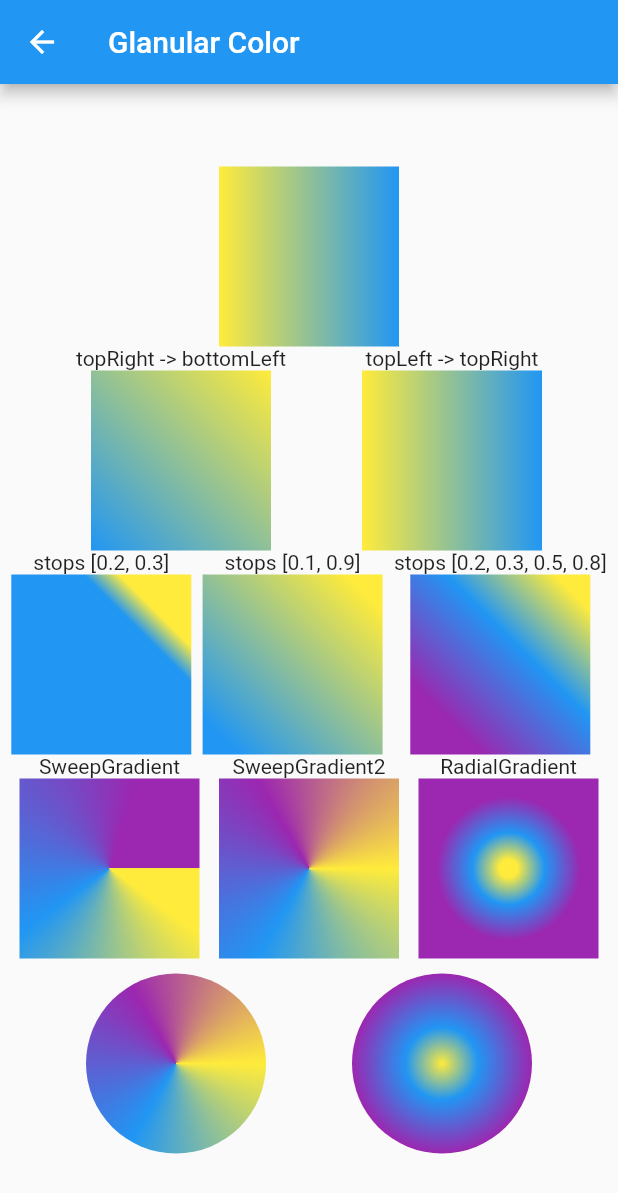
After one commit to yuto-yuto/flutter_samples, a Flutter app: the GradientColor screen opened directly, on a phone screen of 412 x 824 dp. The commit adds this screen. Shown: the top 1193 px of the screen. Run offline on Flutter 3.47's test engine with Material 2 defaults, Android fonts, the phone set to English and light mode, and no system bars; our stand-ins replace equatable, firebase_auth, firebase_core, fl_chart, flutter_bloc, flutter_hooks and 5 more; missing offline and left inert: googleapis, grouped_expansion_tile; accounts and stored records are empty.

Commit message:
add color things

```diff
--- /dev/null
+++ b/lib/gradient_color.dart
@@ -0,0 +1,264 @@
+import 'package:flutter/material.dart';
+
+class GradientColor extends StatelessWidget {
+  const GradientColor({Key? key}) : super(key: key);
+
+  @override
+  Widget build(BuildContext context) {
+    return SafeArea(
+      child: Scaffold(
+        appBar: AppBar(
+          title: Text("Glanular Color"),
+        ),
+        body: Center(
+          child: SingleChildScrollView(
+            child: Column(
+              crossAxisAlignment: CrossAxisAlignment.center,
+              children: [
+                linearWithoutParam(),
+                withBeginAndEnd(),
+                withStops(),
+                differentGradientType(),
+                SizedBox(height: 10),
+                withCircle(),
+              ],
+            ),
+          ),
+        ),
+      ),
+    );
+  }
+
+  Widget linearWithoutParam() {
+    return Container(
+      width: 120,
+      height: 120,
+      decoration: BoxDecoration(
+        gradient: LinearGradient(
+          colors: [
+            Colors.yellow,
+            Colors.blue,
+          ],
+        ),
+      ),
+    );
+  }
+
+  Widget withBeginAndEnd() {
+    return Row(
+      mainAxisAlignment: MainAxisAlignment.spaceEvenly,
+      children: [
+        Column(
+          children: [
+            Text("topRight -> bottomLeft"),
+            Container(
+              width: 120,
+              height: 120,
+              decoration: BoxDecoration(
+                gradient: LinearGradient(
+                  colors: [
+                    Colors.yellow,
+                    Colors.blue,
+                  ],
+                  begin: Alignment.topRight,
+                  end: Alignment.bottomLeft,
+                ),
+              ),
+            ),
+          ],
+        ),
+        Column(
+          children: [
+            Text("topLeft -> topRight"),
+            Container(
+              width: 120,
+              height: 120,
+              decoration: BoxDecoration(
+                gradient: LinearGradient(
+                  colors: [
+                    Colors.yellow,
+                    Colors.blue,
+                  ],
+                  begin: Alignment.topLeft,
+                  end: Alignment.topRight,
+                ),
+              ),
+            ),
+          ],
+        ),
+      ],
+    );
+  }
+
+  Widget withStops() {
+    return Row(
+      mainAxisAlignment: MainAxisAlignment.spaceEvenly,
+      children: [
+        Column(
+          children: [
+            Text("stops [0.2, 0.3]"),
+            Container(
+              width: 120,
+              height: 120,
+              decoration: BoxDecoration(
+                gradient: LinearGradient(
+                  colors: [
+                    Colors.yellow,
+                    Colors.blue,
+                  ],
+                  begin: Alignment.topRight,
+                  end: Alignment.bottomLeft,
+                  stops: [0.2, 0.3],
+                ),
+              ),
+            ),
+          ],
+        ),
+        Column(
+          children: [
+            Text("stops [0.1, 0.9]"),
+            Container(
+              width: 120,
+              height: 120,
+              decoration: BoxDecoration(
+                gradient: LinearGradient(
+                  colors: [
+                    Colors.yellow,
+                    Colors.blue,
+                  ],
+                  begin: Alignment.topRight,
+                  end: Alignment.bottomLeft,
+                  stops: [0.1, 0.9],
+                ),
+              ),
+            ),
+          ],
+        ),
+        Column(
+          children: [
+            Text("stops [0.2, 0.3, 0.5, 0.8]"),
+            Container(
+              width: 120,
+              height: 120,
+              decoration: BoxDecoration(
+                gradient: LinearGradient(
+                  colors: [
+                    Colors.yellow,
+                    Colors.blue,
+                    Colors.purple,
+                  ],
+                  begin: Alignment.topRight,
+                  end: Alignment.bottomLeft,
+                  stops: [0.1, 0.4, 0.8],
+                ),
+              ),
+            ),
+          ],
+        ),
+      ],
+    );
+  }
+
+  Widget differentGradientType() {
+    return Row(
+      mainAxisAlignment: MainAxisAlignment.spaceEvenly,
+      children: [
+        Column(
+          children: [
+            Text("SweepGradient"),
+            Container(
+              width: 120,
+              height: 120,
+              decoration: BoxDecoration(
+                gradient: SweepGradient(
+                  colors: [
+                    Colors.yellow,
+                    Colors.blue,
+                    Colors.purple,
+                  ],
+                  stops: [0.1, 0.4, 0.8],
+                ),
+              ),
+            ),
+          ],
+        ),
+        Column(
+          children: [
+            Text("SweepGradient2"),
+            Container(
+              width: 120,
+              height: 120,
+              decoration: BoxDecoration(
+                gradient: SweepGradient(
+                  colors: [
+                    Colors.yellow,
+                    Colors.blue,
+                    Colors.purple,
+                    Colors.yellow,
+                  ],
+                ),
+              ),
+            ),
+          ],
+        ),
+        Column(
+          children: [
+            Text("RadialGradient"),
+            Container(
+              width: 120,
+              height: 120,
+              decoration: BoxDecoration(
+                gradient: RadialGradient(
+                  colors: [
+                    Colors.yellow,
+                    Colors.blue,
+                    Colors.purple,
+                  ],
+                  stops: [0.1, 0.4, 0.8],
+                ),
+              ),
+            ),
+          ],
+        ),
+      ],
+    );
+  }
+
+  Widget withCircle() {
+    return Row(
+      mainAxisAlignment: MainAxisAlignment.spaceEvenly,
+      children: [
+        Container(
+          width: 120,
+          height: 120,
+          decoration: BoxDecoration(
+            borderRadius: BorderRadius.circular(60),
+            gradient: SweepGradient(
+              colors: [
+                Colors.yellow,
+                Colors.blue,
+                Colors.purple,
+                Colors.yellow,
+              ],
+            ),
+          ),
+        ),
+        Container(
+          width: 120,
+          height: 120,
+          decoration: BoxDecoration(
+            borderRadius: BorderRadius.circular(60),
+            gradient: RadialGradient(
+              colors: [
+                Colors.yellow,
+                Colors.blue,
+                Colors.purple,
+              ],
+              stops: [0, 0.4, 1],
+            ),
+          ),
+        ),
+      ],
+    );
+  }
+}
--- a/lib/main.dart
+++ b/lib/main.dart
@@ -2,6 +2,7 @@ import 'package:firebase_core/firebase_core.dart';
 import 'package:flutter/material.dart';
 import 'package:flutter_riverpod/flutter_riverpod.dart';
 import 'package:flutter_samples/apply_text_style.dart';
+import 'package:flutter_samples/circuler_color.dart';
 import 'package:flutter_samples/cross_axis_scroll.dart';
 import 'package:flutter_samples/date_time_picker.dart';
 import 'package:flutter_samples/dialog.dart';
@@ -14,6 +15,7 @@ import 'package:flutter_samples/get_widget_info.dart';
 import 'package:flutter_samples/google_auto_login.dart';
 import 'package:flutter_samples/google_drive.dart';
 import 'package:flutter_samples/google_drive_search.dart';
+import 'package:flutter_samples/gradient_color.dart';
 import 'package:flutter_samples/graph.dart';
 import 'package:flutter_samples/grouped_expansion_tile_sample.dart';
 import 'package:flutter_samples/loading_next.dart';
@@ -119,6 +121,8 @@ class MyApp extends StatelessWidget {
       ToggleSample(),
       TimeInputByTextField(),
       TextFieldSample(),
+      CircularColor(),
+      GradientColor(),
     ];
     viewList.sort((a, b) => a.runtimeType.toString().compareTo(b.runtimeType.toString()));
     final listView = ListView(children: viewList.map((e) => _createButton(e)).toList());
```
Also changed, not shown: lib/circuler_color.dart (added, +230 -0 lines).
